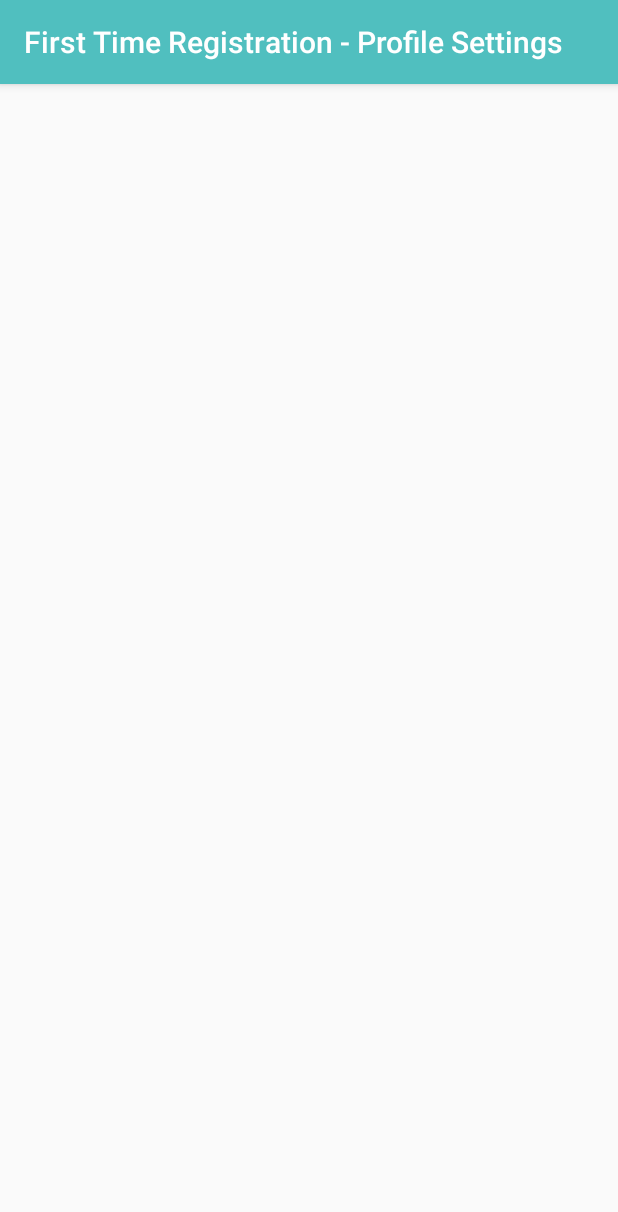
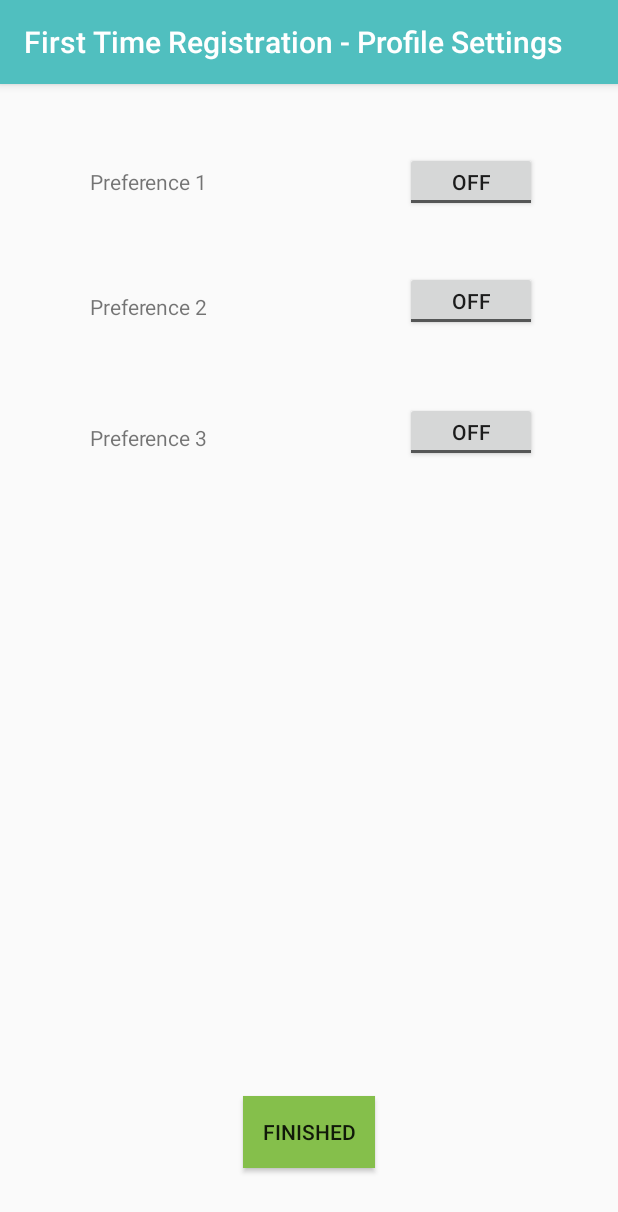
Before and after one commit to GeorgeChase/BudgetPlanner, an Android app: the FirstTime screen opened directly, with no data from a screen before it, on a phone screen of 412 x 824 dp. Shown: the top 1212 px of the screen. Run offline under Robolectric (Android 15) with nearby library versions, the phone set to English and light mode, and no system bars.

Commit message:
- Started layouts and stubbing for activities: Register, First Time, and Confirm Transaction

```diff
--- a/app/src/main/java/com/example/georgechase/budgetplanner/FirstTime.java
+++ b/app/src/main/java/com/example/georgechase/budgetplanner/FirstTime.java
@@ -2,6 +2,7 @@ package com.example.georgechase.budgetplanner;
 
 import android.os.Bundle;
 import android.support.v7.app.AppCompatActivity;
+import android.view.View;
 
 /**
  * Created by GeorgeChase on 2017-10-23.
@@ -14,4 +15,7 @@ public class FirstTime extends AppCompatActivity {
         setContentView(R.layout.firsttime);
         setTitle("First Time Registration - Profile Settings");
     }
+
+    public void finishRegistration(View view) {
+    }
 }
--- a/app/src/main/res/layout/firsttime.xml
+++ b/app/src/main/res/layout/firsttime.xml
@@ -1,5 +1,82 @@
 <?xml version="1.0" encoding="utf-8"?>
 <RelativeLayout xmlns:android="http://schemas.android.com/apk/res/android"
-    android:layout_width="match_parent" android:layout_height="match_parent">
+    android:layout_width="match_parent"
+    android:layout_height="match_parent">
+
+    <ToggleButton
+        android:id="@+id/togBtn1"
+        android:layout_width="wrap_content"
+        android:layout_height="40dp"
+        android:layout_alignParentEnd="true"
+        android:layout_alignParentRight="true"
+        android:layout_alignParentTop="true"
+        android:layout_marginEnd="54dp"
+        android:layout_marginRight="54dp"
+        android:layout_marginTop="45dp"
+        android:text="ToggleButton" />
+
+    <ToggleButton
+        android:id="@+id/togBtn2"
+        android:layout_width="wrap_content"
+        android:layout_height="40dp"
+        android:layout_alignBaseline="@+id/prefTwo"
+        android:layout_alignBottom="@+id/prefTwo"
+        android:layout_alignLeft="@+id/togBtn1"
+        android:layout_alignStart="@+id/togBtn1"
+        android:text="ToggleButton" />
+
+    <ToggleButton
+        android:id="@+id/togBtn3"
+        android:layout_width="wrap_content"
+        android:layout_height="40dp"
+        android:layout_alignBaseline="@+id/prefThree"
+        android:layout_alignBottom="@+id/prefThree"
+        android:layout_alignLeft="@+id/togBtn2"
+        android:layout_alignStart="@+id/togBtn2"
+        android:text="ToggleButton" />
+
+    <TextView
+        android:id="@+id/prefOne"
+        android:layout_width="wrap_content"
+        android:layout_height="wrap_content"
+        android:layout_alignBaseline="@+id/togBtn1"
+        android:layout_alignBottom="@+id/togBtn1"
+        android:layout_alignParentLeft="true"
+        android:layout_alignParentStart="true"
+        android:layout_marginLeft="60dp"
+        android:layout_marginStart="60dp"
+        android:text="Preference 1" />
+
+    <TextView
+        android:id="@+id/prefTwo"
+        android:layout_width="wrap_content"
+        android:layout_height="wrap_content"
+        android:layout_alignLeft="@+id/prefOne"
+        android:layout_alignStart="@+id/prefOne"
+        android:layout_below="@+id/togBtn1"
+        android:layout_marginTop="53dp"
+        android:text="Preference 2" />
+
+    <TextView
+        android:id="@+id/prefThree"
+        android:layout_width="wrap_content"
+        android:layout_height="wrap_content"
+        android:layout_alignLeft="@+id/prefTwo"
+        android:layout_alignStart="@+id/prefTwo"
+        android:layout_below="@+id/togBtn2"
+        android:layout_marginTop="61dp"
+        android:text="Preference 3" />
+
+    <Button
+        android:id="@+id/finishBtnFT"
+        android:layout_width="wrap_content"
+        android:layout_height="wrap_content"
+        android:layout_alignParentBottom="true"
+        android:layout_centerHorizontal="true"
+        android:layout_marginBottom="45dp"
+        android:background="@color/colorAccent"
+        android:onClick="finishRegistration"
+        android:text="@string/finished" />
+
 
 </RelativeLayout>
--- a/app/src/main/res/layout/register.xml
+++ b/app/src/main/res/layout/register.xml
@@ -39,7 +39,7 @@
         android:inputType="textPassword" />
 
     <Button
-        android:id="@+id/continueBtn"
+        android:id="@+id/continueBtnReg"
         android:layout_width="wrap_content"
         android:layout_height="wrap_content"
         android:layout_below="@+id/pass2"
--- a/app/src/main/res/values/strings.xml
+++ b/app/src/main/res/values/strings.xml
@@ -10,4 +10,10 @@
     <string name="enter_username">Enter Username</string>
     <string name="enter_password">Enter Password</string>
     <string name="continueReg">Continue</string>
+    <string name="finished">Finished</string>
+    <string name="back">Back</string>
+    <string name="confirm">Confirm</string>
+    <string name="amount">Amount</string>
+    <string name="date">Date</string>
+    <string name="category">Category</string>
 </resources>
```
Also changed, not shown: app/src/main/java/com/example/georgechase/budgetplanner/ConfirmTrans.java (+7 -0 lines), app/src/main/res/layout/confirmtrans.xml (+55 -0 lines).
